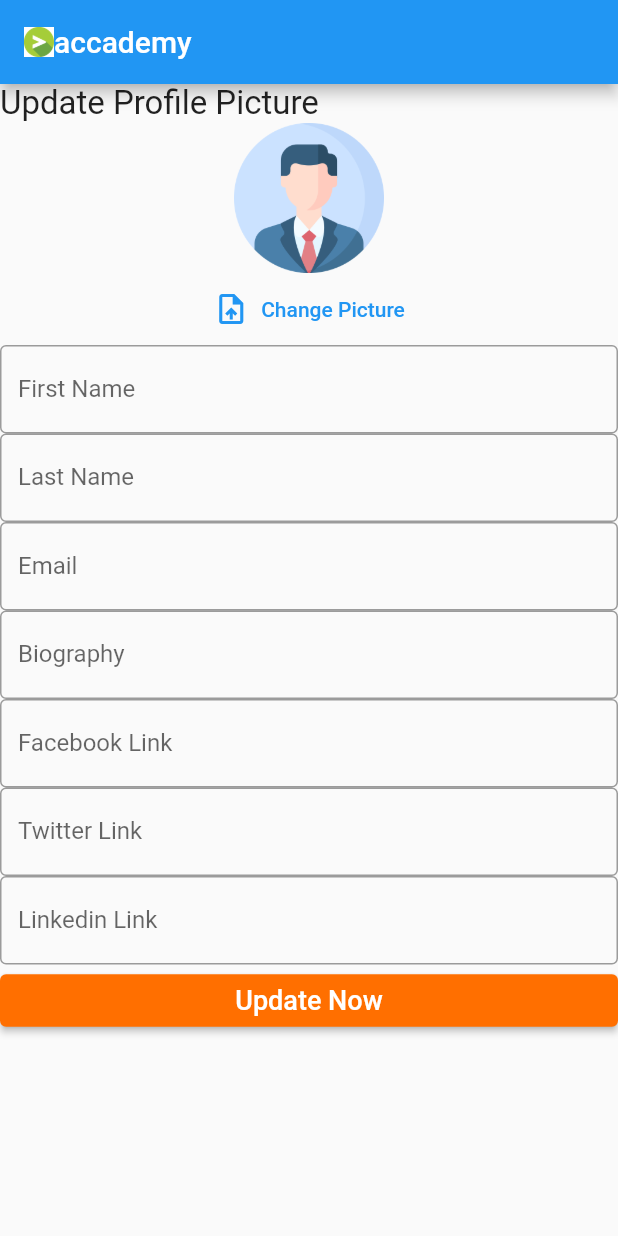
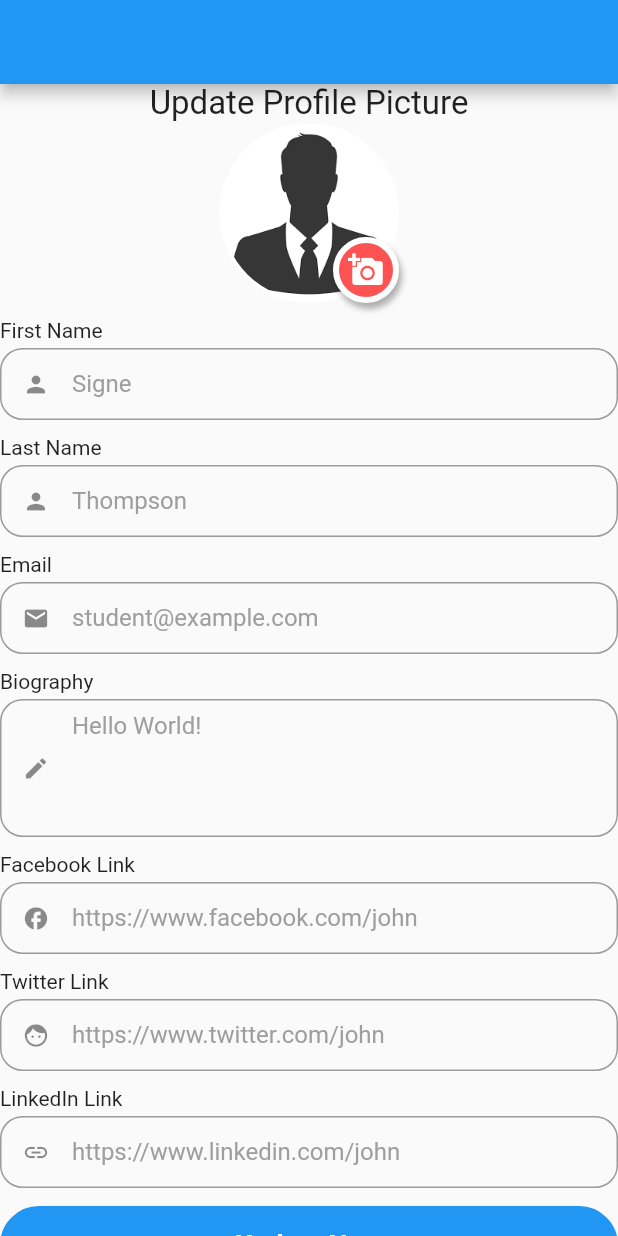
Before and after one commit to Salikkamal/flutter_application_2, a Flutter app: the screen it shows after launch, on a phone screen of 412 x 824 dp. Run offline on Flutter 3.47's test engine with Material 2 defaults, Android fonts, the phone set to English and light mode, and no system bars.

Commit message:
Updated one!

```diff
--- a/lib/Screens/EditProfile.dart
+++ /dev/null
@@ -1,58 +0,0 @@
-import 'package:flutter/material.dart';
-import 'package:flutter_application_2/Screens/DownloadedCourses.dart';
-import 'package:flutter_application_2/Screens/UserProfile.dart';
-import '../widgets/textfield.dart';
-import '../widgets/elevatedbuttonfunc.dart';
-
-class EditProfile extends StatelessWidget {
-  @override
-  Widget build(BuildContext context) {
-    return Scaffold(
-      appBar: AppBar(
-          title: Row(
-        mainAxisAlignment: MainAxisAlignment.spaceBetween,
-        children: [
-          Container(
-            child: Row(
-              children: [
-                Image.asset(
-                  'assets/photos/yes.png',
-                  fit: BoxFit.contain,
-                  height: 20,
-                ),
-                Text("accademy"),
-              ],
-            ),
-          ),
-        ],
-      )),
-      body: ListView(
-        children: [
-          Text(
-            "Update Profile Picture",
-            style: TextStyle(fontSize: 22),
-          ),
-          Container(
-              height: 100,
-              width: 100,
-              child: Image.asset('assets/photos/abc.PNG')),
-          TextButton.icon(
-              onPressed: () {
-                Navigator.of(context).push(
-                    MaterialPageRoute(builder: (context) => UserProfile()));
-              },
-              icon: Icon(Icons.upload_file),
-              label: Text("Change Picture")),
-          Textfieldfunc(labeltext: "First Name"),
-          Textfieldfunc(labeltext: "Last Name"),
-          Textfieldfunc(labeltext: "Email"),
-          Textfieldfunc(labeltext: "Biography"),
-          Textfieldfunc(labeltext: "Facebook Link"),
-          Textfieldfunc(labeltext: "Twitter Link"),
-          Textfieldfunc(labeltext: "Linkedin Link"),
-          Elevatedbuttonfunc(),
-        ],
-      ),
-    );
-  }
-}
--- a/lib/main.dart
+++ b/lib/main.dart
@@ -1,6 +1,6 @@
 import 'package:flutter/material.dart';
-import 'Screens/UserProfile.dart';
-import './screens/EditProfile.dart';
+import 'screens/user_profile.dart';
+import 'screens/edit_profile.dart';
 
 void main() {
   runApp(MyApp());
--- /dev/null
+++ b/lib/screens/edit_profile.dart
@@ -0,0 +1,110 @@
+import 'package:flutter/material.dart';
+import 'package:flutter_application_2/screens/downloaded_courses.dart';
+import 'package:flutter_application_2/screens/user_profile.dart';
+import '../widgets/textfield.dart';
+import '../widgets/elevatedbuttonfunc.dart';
+import '../widgets/animated_elevated_text_button.dart';
+
+class EditProfile extends StatefulWidget {
+  @override
+  State<EditProfile> createState() => _EditProfileState();
+}
+
+class _EditProfileState extends State<EditProfile> {
+  @override
+  Widget build(BuildContext context) {
+    return Scaffold(
+      appBar: AppBar(),
+      body: SingleChildScrollView(
+        child: Column(
+          children: [
+            Container(
+              child: Text(
+                "Update Profile Picture",
+                style: TextStyle(fontSize: 22),
+              ),
+            ),
+            Stack(
+              children: [
+                CircleAvatar(
+                  radius: 60,
+                  backgroundColor: Colors.white,
+                  child: Container(
+                      padding: EdgeInsets.all(2),
+                      child: CircleAvatar(
+                        radius: 70,
+                        backgroundImage: AssetImage('assets/photos/abc.PNG'),
+                        backgroundColor: Colors.white,
+                        //
+                      )),
+                ),
+                Positioned(
+                    bottom: 0,
+                    right: 0,
+                    child: InkWell(
+                      onTap: () {},
+                      child: Container(
+                        child: Padding(
+                          padding: const EdgeInsets.all(6.0),
+                          child: Icon(Icons.add_a_photo, color: Colors.white),
+                        ),
+                        decoration: BoxDecoration(
+                            border: Border.all(
+                              width: 4,
+                              color: Colors.white,
+                            ),
+                            borderRadius: BorderRadius.all(
+                              Radius.circular(
+                                50,
+                              ),
+                            ),
+                            color: Colors.redAccent,
+                            boxShadow: [
+                              BoxShadow(
+                                offset: Offset(2, 4),
+                                color: Colors.black.withOpacity(
+                                  0.3,
+                                ),
+                                blurRadius: 3,
+                              ),
+                            ]),
+                      ),
+                    )),
+              ],
+            ),
+            textfield(
+                text: "First Name",
+                maxLine: 1,
+                icon: Icons.person,
+                hinttext: "Signe"),
+            textfield(
+                text: "Last Name", icon: Icons.person, hinttext: "Thompson"),
+            textfield(
+                text: "Email",
+                icon: Icons.email,
+                hinttext: "student@example.com"),
+            textfield(
+                text: "Biography",
+                maxLine: 4,
+                icon: Icons.edit,
+                hinttext: "Hello World!"),
+            textfield(
+                text: "Facebook Link",
+                icon: Icons.facebook,
+                hinttext: "https://www.facebook.com/john"),
+            textfield(
+                text: "Twitter Link",
+                icon: Icons.face,
+                hinttext: "https://www.twitter.com/john"),
+            textfield(
+                text: "LinkedIn Link",
+                icon: Icons.link,
+                hinttext: "https://www.linkedin.com/john"),
+            Padding(padding: EdgeInsets.only(bottom: 12)),
+            AnimatedElevatedTextButton(text: "Update Now", onPressed: () {}),
+          ],
+        ),
+      ),
+    );
+  }
+}
--- /dev/null
+++ b/lib/widgets/animated_elevated_text_button.dart
@@ -0,0 +1,103 @@
+// Flutter Packages
+import 'package:flutter/material.dart';
+
+class AnimatedElevatedTextButton extends StatefulWidget {
+  const AnimatedElevatedTextButton({
+    super.key,
+    required this.text,
+    required this.onPressed,
+    this.color,
+    this.radius = 50,
+  });
+
+  final String text;
+  final VoidCallback onPressed;
+  final double radius;
+  final Color? color;
+
+  @override
+  State<AnimatedElevatedTextButton> createState() =>
+      _AnimatedElevatedTextButtonState();
+}
+
+class _AnimatedElevatedTextButtonState
+    extends State<AnimatedElevatedTextButton> {
+  final duration = const Duration(milliseconds: 150);
+
+  double top = 0;
+  double bottom = 8;
+
+  @override
+  Widget build(BuildContext context) {
+    final defaultColor = Theme.of(context).primaryColor;
+
+    return GestureDetector(
+      onTap: () async {
+        setState(() {
+          top = 8;
+          bottom = 0;
+        });
+
+        await Future.delayed(duration).then(
+          (_) => setState(() {
+            top = 0;
+            bottom = 8;
+          }),
+        );
+
+        await Future.delayed(duration).then((_) => widget.onPressed());
+      },
+      child: SizedBox(
+        height: 60,
+        child: Stack(
+          children: [
+            AnimatedPositioned(
+              duration: duration,
+              top: 10,
+              right: 0,
+              bottom: 0,
+              left: 0,
+              child: DecoratedBox(
+                decoration: BoxDecoration(
+                  color: widget.color != null
+                      ? widget.color?.withOpacity(0.2)
+                      : defaultColor,
+                  borderRadius: BorderRadius.circular(widget.radius),
+                ),
+              ),
+            ),
+            AnimatedPositioned(
+              duration: duration,
+              top: top,
+              right: 0,
+              bottom: bottom,
+              left: 0,
+              child: DecoratedBox(
+                decoration: BoxDecoration(
+                  color: widget.color != null
+                      ? widget.color?.withOpacity(0.8)
+                      : defaultColor,
+                  borderRadius: BorderRadius.circular(widget.radius),
+                  border: Border.all(
+                    width: 2,
+                    color: widget.color ?? defaultColor,
+                  ),
+                ),
+                child: Center(
+                  child: Text(
+                    widget.text,
+                    style: const TextStyle(
+                      color: Colors.white,
+                      fontSize: 18,
+                      fontWeight: FontWeight.w600,
+                    ),
+                  ),
+                ),
+              ),
+            ),
+          ],
+        ),
+      ),
+    );
+  }
+}
--- a/lib/widgets/textfield.dart
+++ b/lib/widgets/textfield.dart
@@ -1,17 +1,41 @@
 import 'package:flutter/material.dart';
 
-class Textfieldfunc extends StatelessWidget {
-  String labeltext;
+class textfield extends StatelessWidget {
+  String text;
+  int? maxLine;
+  IconData icon;
+  String hinttext;
 
-  Textfieldfunc({required this.labeltext});
+  textfield(
+      {required this.text,
+      this.maxLine,
+      required this.icon,
+      required this.hinttext});
 
   @override
   Widget build(BuildContext context) {
-    return TextField(
-      decoration: InputDecoration(
-        border: OutlineInputBorder(),
-        labelText: labeltext,
-      ),
+    return Column(
+      crossAxisAlignment: CrossAxisAlignment.start,
+      children: [
+        Padding(padding: EdgeInsets.all(5)),
+        Text(text),
+        Padding(padding: EdgeInsets.all(2)),
+        TextFormField(
+          maxLines: maxLine,
+          decoration: InputDecoration(
+              hintText: hinttext,
+              hintStyle: TextStyle(color: Colors.grey),
+              contentPadding: EdgeInsets.symmetric(vertical: 8, horizontal: 8),
+              isDense: true,
+              prefixIcon: Icon(icon),
+              border:
+                  OutlineInputBorder(borderRadius: BorderRadius.circular(15)),
+              focusedBorder: OutlineInputBorder(
+                borderRadius: BorderRadius.all(Radius.circular(10.0)),
+                borderSide: BorderSide(color: Colors.lightBlue),
+              )),
+        )
+      ],
     );
   }
 }
```
Also changed, not shown: assets/e3a13d8e089845af02c3e730c3848c5c-f266c587c3da27a906f696cedf4ad14598451a0b/animated_elevated_text_button.dart (added, +103 -0 lines), lib/screens/user_profile.dart (renamed from lib/Screens/UserProfile.dart, +18 -42 lines), lib/widgets/listtile_widget.dart (renamed from lib/widgets/listview.dart, +6 -7 lines), pubspec.yaml (+39 -6 lines), assets/photos/abc.PNG, lib/screens/downloaded_courses.dart (renamed from lib/Screens/DownloadedCourses.dart).
